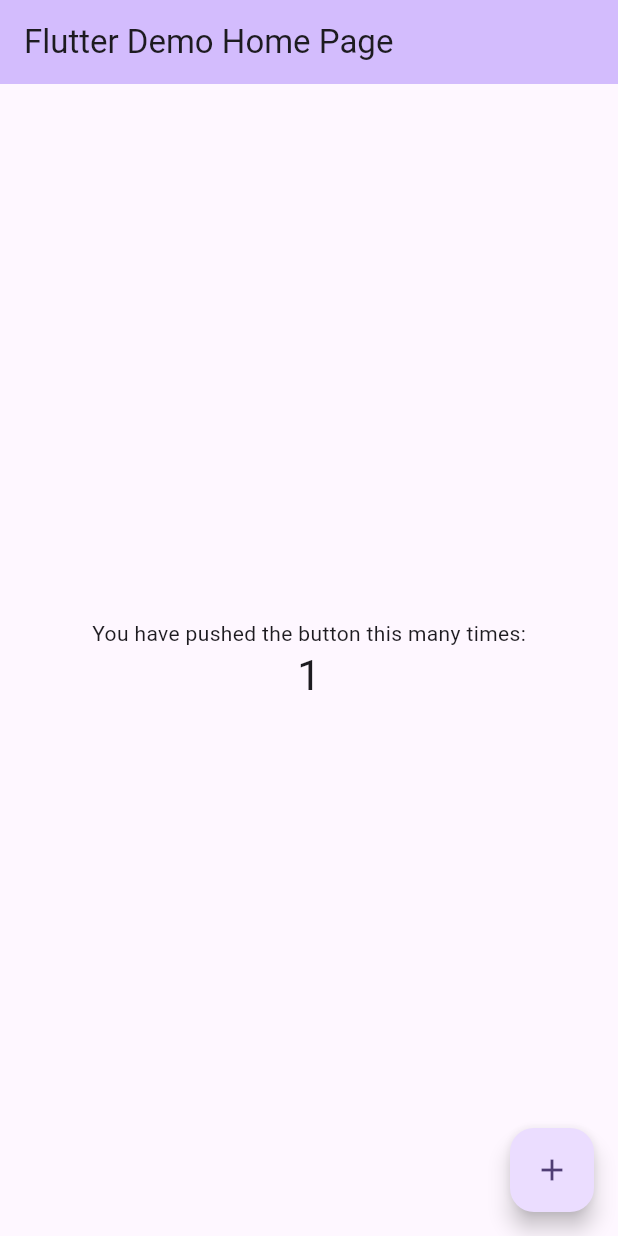
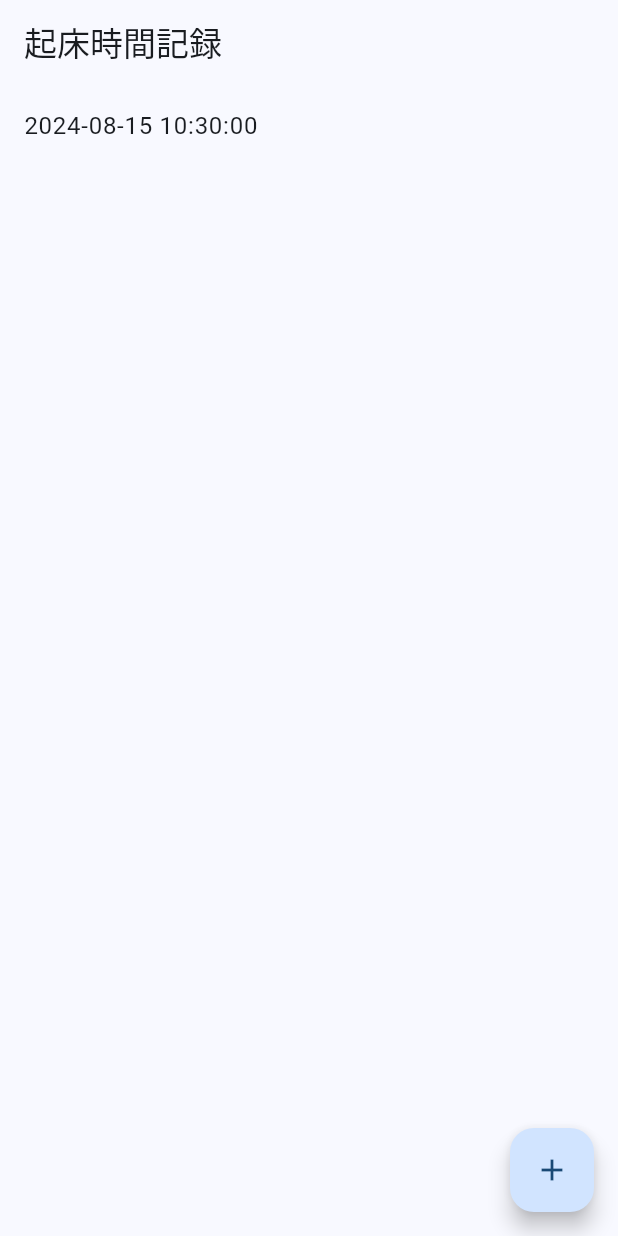
Before and after one commit to hid3h/ohamoni_ios, a Flutter app: the screen it shows after launch, after a tap on the "add" icon, on a phone screen of 412 x 824 dp. Run offline on Flutter 3.47's test engine with Material 3 defaults, Android fonts, the phone set to English and light mode, and no system bars; our stand-ins replace shared_preferences.

Commit message:
ボタン押したら現在時刻が保存され表示するところまで

```diff
--- a/lib/main.dart
+++ b/lib/main.dart
@@ -1,4 +1,6 @@
 import 'package:flutter/material.dart';
+import 'package:shared_preferences/shared_preferences.dart';
+import 'package:intl/intl.dart';
 
 void main() {
   runApp(const MyApp());
@@ -28,10 +30,68 @@
         //
         // This works for code too, not just values: Most code changes can be
         // tested with just a hot reload.
-        colorScheme: ColorScheme.fromSeed(seedColor: Colors.deepPurple),
+        colorScheme: ColorScheme.fromSeed(seedColor: Colors.blue),
         useMaterial3: true,
       ),
-      home: const MyHomePage(title: 'Flutter Demo Home Page'),
+      // home: const MyHomePage(title: 'Flutter Demo Home Page'),
+      home: const WakeUpTimerPage(),
+    );
+  }
+}
+
+class WakeUpTimerPage extends StatefulWidget {
+  const WakeUpTimerPage({super.key});
+
+  @override
+  _WakeUpTimerPageState createState() => _WakeUpTimerPageState();
+}
+
+class _WakeUpTimerPageState extends State<WakeUpTimerPage> {
+  List<String> _wakeUpTimes = [];
+
+  @override
+  void initState() {
+    super.initState();
+    _loadWakeUpTimes();
+  }
+
+  void _loadWakeUpTimes() async {
+    final prefs = await SharedPreferences.getInstance();
+    setState(() {
+      _wakeUpTimes = prefs.getStringList('wakeUpTimes') ?? [];
+    });
+  }
+
+  void _saveWakeUpTime() async {
+    final now = DateTime.now();
+    final formattedTime = DateFormat('yyyy-MM-dd HH:mm:ss').format(now);
+
+    final prefs = await SharedPreferences.getInstance();
+    setState(() {
+      _wakeUpTimes.insert(0, formattedTime);
+      prefs.setStringList('wakeUpTimes', _wakeUpTimes);
+    });
+  }
+
+  @override
+  Widget build(BuildContext context) {
+    return Scaffold(
+      appBar: AppBar(
+        title: const Text('起床時間記録'),
+      ),
+      body: ListView.builder(
+        itemCount: _wakeUpTimes.length,
+        itemBuilder: (context, index) {
+          return ListTile(
+            title: Text(_wakeUpTimes[index]),
+          );
+        },
+      ),
+      floatingActionButton: FloatingActionButton(
+        onPressed: _saveWakeUpTime,
+        tooltip: '起床時間を記録',
+        child: const Icon(Icons.add),
+      ),
     );
   }
 }
--- a/pubspec.yaml
+++ b/pubspec.yaml
@@ -30,7 +30,8 @@ environment:
 dependencies:
   flutter:
     sdk: flutter
-
+  shared_preferences: ^2.3.1
+  intl: ^0.19.0
 
   # The following adds the Cupertino Icons font to your application.
   # Use with the CupertinoIcons class for iOS style icons.
```
Also changed, not shown: pubspec.lock, 13 other files.
